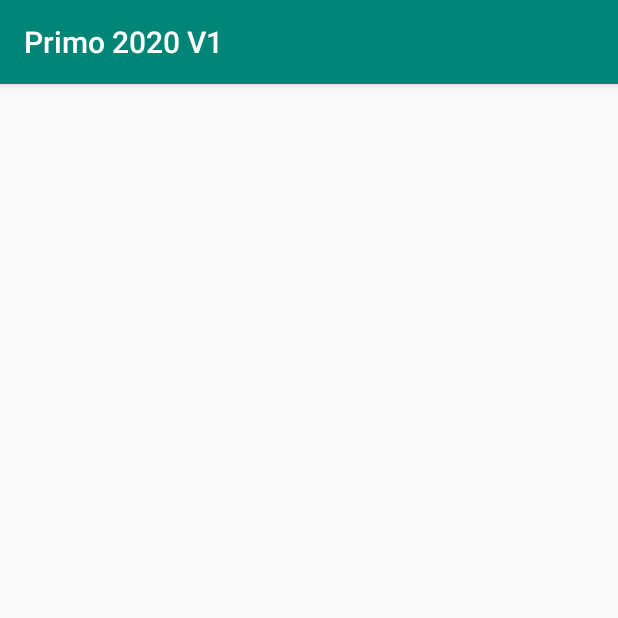
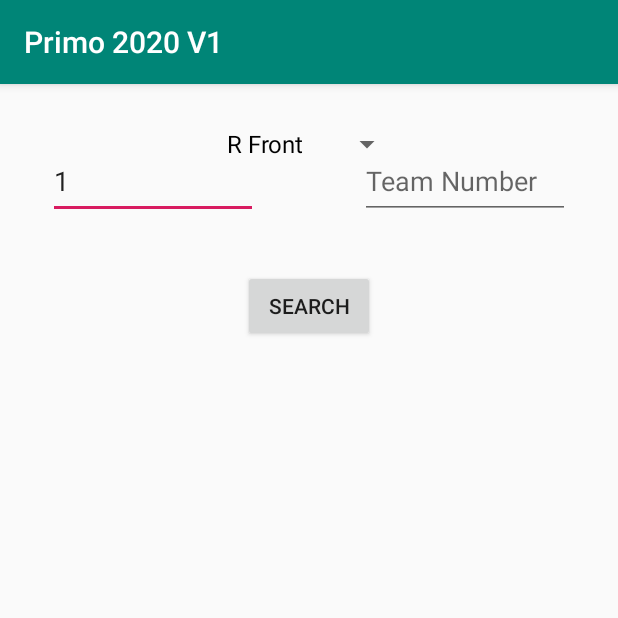
Before and after one commit to DolevGr/Scouting-App-2020, an Android app: the EditFormActivity screen opened directly, with no data from a screen before it, on a phone screen of 412 x 824 dp, the top half of it. Run offline under Robolectric (Android 15) with nearby library versions, the phone set to English and light mode, and no system bars; 1 statement that could not run was skipped.

Commit message:
Starting coding Edit Form Activity

```diff
--- a/app/src/main/java/com/example/primo2020v1/EditFormActivity.java
+++ b/app/src/main/java/com/example/primo2020v1/EditFormActivity.java
@@ -1,14 +1,75 @@
 package com.example.primo2020v1;
 
 import android.os.Bundle;
+import android.view.View;
+import android.widget.AdapterView;
+import android.widget.ArrayAdapter;
+import android.widget.Button;
+import android.widget.EditText;
+import android.widget.Spinner;
 
 import androidx.appcompat.app.AppCompatActivity;
 
-public class EditFormActivity extends AppCompatActivity {
+import com.example.primo2020v1.libs.GeneralFunctions;
+
+public class EditFormActivity extends AppCompatActivity implements View.OnClickListener, AdapterView.OnItemSelectedListener{
+    Spinner teamSpinnerEdit;
+    ArrayAdapter<CharSequence> teamAdapterEdit;
+    EditText edGameNumberEdit, edTeamNumberEdit;
+    Button btnSearch;
+
+    String optionSelected, gameNumber, teamNumber;
+    int optionSelectedIndex;
 
     @Override
     protected void onCreate(Bundle savedInstanceState) {
         super.onCreate(savedInstanceState);
         setContentView(R.layout.activity_edit_form);
+
+        btnSearch = (Button) findViewById(R.id.btnSearch);
+
+        edGameNumberEdit = (EditText) findViewById(R.id.edGameNumberEdit);
+        edTeamNumberEdit = (EditText) findViewById(R.id.edTeamNumberEdit);
+
+        teamSpinnerEdit = (Spinner) findViewById(R.id.spnTeamEdit);
+        teamAdapterEdit = ArrayAdapter.createFromResource(this, R.array.teams, R.layout.support_simple_spinner_dropdown_item);
+        teamAdapterEdit.setDropDownViewResource(R.layout.support_simple_spinner_dropdown_item);
+        teamSpinnerEdit.setAdapter(teamAdapterEdit);
+
+        optionSelected = "";
+        optionSelectedIndex = 0;
+        teamNumber = "";
+        gameNumber = "";
+        edTeamNumberEdit.setText(teamNumber);
+        edGameNumberEdit.setText(gameNumber);
+
+        btnSearch.setOnClickListener(this);
+        teamSpinnerEdit.setOnItemSelectedListener(this);
+    }
+
+
+    @Override
+    public void onClick(View view) {
+        switch (view.getId()){
+            case R.id.btnSearch:
+                break;
+            case R.id.spnTeamEdit:
+
+            default:
+                break;
+        }
+    }
+
+    @Override
+    public void onItemSelected(AdapterView<?> adapterView, View view, int i, long l) {
+        optionSelectedIndex = i;
+        optionSelected = (String) teamSpinnerEdit.getSelectedItem();
+
+        GeneralFunctions.updateTeamSpinner(optionSelectedIndex, edGameNumberEdit, edTeamNumberEdit);
+    }
+
+    @Override
+    public void onNothingSelected(AdapterView<?> adapterView) {
+        optionSelected = (String) teamSpinnerEdit.getItemAtPosition(optionSelectedIndex);
     }
 }
--- a/app/src/main/res/layout/activity_edit_form.xml
+++ b/app/src/main/res/layout/activity_edit_form.xml
@@ -6,4 +6,49 @@
     android:layout_height="match_parent"
     tools:context=".EditFormActivity">
 
+    <EditText
+        android:id="@+id/edGameNumberEdit"
+        android:layout_width="140dp"
+        android:layout_height="50dp"
+        android:layout_marginStart="32dp"
+        android:layout_marginLeft="32dp"
+        android:layout_marginTop="40dp"
+        android:ems="10"
+        android:hint="Game Number"
+        android:inputType="number"
+        app:layout_constraintStart_toStartOf="parent"
+        app:layout_constraintTop_toTopOf="parent" />
+
+    <EditText
+        android:id="@+id/edTeamNumberEdit"
+        android:layout_width="140dp"
+        android:layout_height="50dp"
+        android:layout_marginTop="40dp"
+        android:layout_marginEnd="32dp"
+        android:layout_marginRight="32dp"
+        android:ems="10"
+        android:hint="Team Number"
+        android:inputType="number"
+        app:layout_constraintEnd_toEndOf="parent"
+        app:layout_constraintTop_toTopOf="parent" />
+
+    <Spinner
+        android:id="@+id/spnTeamEdit"
+        android:layout_width="wrap_content"
+        android:layout_height="wrap_content"
+        android:layout_marginTop="16dp"
+        app:layout_constraintEnd_toEndOf="parent"
+        app:layout_constraintStart_toStartOf="parent"
+        app:layout_constraintTop_toTopOf="parent" />
+
+    <Button
+        android:id="@+id/btnSearch"
+        android:layout_width="wrap_content"
+        android:layout_height="wrap_content"
+        android:text="Search"
+        app:layout_constraintBottom_toBottomOf="parent"
+        app:layout_constraintEnd_toEndOf="parent"
+        app:layout_constraintStart_toStartOf="parent"
+        app:layout_constraintTop_toTopOf="@+id/spnTeamEdit"
+        app:layout_constraintVertical_bias="0.153" />
 </androidx.constraintlayout.widget.ConstraintLayout>
```
Also changed, not shown: app/src/main/java/com/example/primo2020v1/GameFormActivity.java (+4 -32 lines), app/src/main/java/com/example/primo2020v1/libs/GeneralFunctions.java (added, +36 -0 lines).
